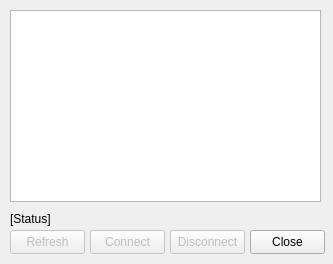
Old version of the form plugins/mcumgr/bluetooth_setup.ui in the repository thedjnK/AuTerm.
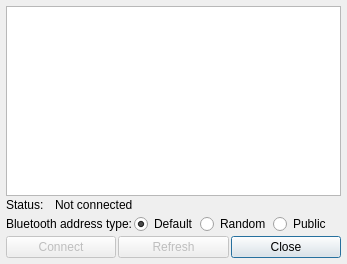
New version of the form.

Commit message: plugins: mcumgr: Bluetooth transport refactor, MTU slots added, UI updated with status display, Qt 5 workaround limited to Qt 6.1.x and older

```diff
--- a/plugins/mcumgr/bluetooth_setup.ui
+++ b/plugins/mcumgr/bluetooth_setup.ui
@@ -6,97 +6,151 @@
    <rect>
     <x>0</x>
     <y>0</y>
-    <width>333</width>
+    <width>347</width>
     <height>264</height>
    </rect>
   </property>
   <property name="windowTitle">
    <string>Bluetooth MCUmgr setup</string>
   </property>
-  <widget class="QListWidget" name="list_devices">
-   <property name="geometry">
-    <rect>
-     <x>10</x>
-     <y>10</y>
-     <width>311</width>
-     <height>192</height>
-    </rect>
+  <layout class="QGridLayout" name="gridLayout">
+   <property name="leftMargin">
+    <number>6</number>
    </property>
-  </widget>
-  <widget class="QPushButton" name="btn_refresh">
-   <property name="enabled">
-    <bool>false</bool>
+   <property name="topMargin">
+    <number>6</number>
    </property>
-   <property name="geometry">
-    <rect>
-     <x>10</x>
-     <y>230</y>
-     <width>75</width>
-     <height>24</height>
-    </rect>
+   <property name="rightMargin">
+    <number>6</number>
    </property>
-   <property name="text">
-    <string>Refresh</string>
+   <property name="bottomMargin">
+    <number>6</number>
    </property>
-  </widget>
-  <widget class="QPushButton" name="btn_connect">
-   <property name="enabled">
-    <bool>false</bool>
+   <property name="spacing">
+    <number>2</number>
    </property>
-   <property name="geometry">
-    <rect>
-     <x>90</x>
-     <y>230</y>
-     <width>75</width>
-     <height>24</height>
-    </rect>
-   </property>
-   <property name="text">
-    <string>Connect</string>
-   </property>
-  </widget>
-  <widget class="QPushButton" name="btn_disconnect">
-   <property name="enabled">
-    <bool>false</bool>
-   </property>
-   <property name="geometry">
-    <rect>
-     <x>170</x>
-     <y>230</y>
-     <width>75</width>
-     <height>24</height>
-    </rect>
-   </property>
-   <property name="text">
-    <string>Disconnect</string>
-   </property>
-  </widget>
-  <widget class="QPushButton" name="btn_close">
-   <property name="geometry">
-    <rect>
-     <x>250</x>
-     <y>230</y>
-     <width>75</width>
-     <height>24</height>
-    </rect>
-   </property>
-   <property name="text">
-    <string>Close</string>
-   </property>
-  </widget>
-  <widget class="QLabel" name="label">
-   <property name="geometry">
-    <rect>
-     <x>10</x>
-     <y>210</y>
-     <width>201</width>
-     <height>17</height>
-    </rect>
-   </property>
-   <property name="text">
-    <string>[Status]</string>
-   </property>
-  </widget>
+   <item row="3" column="0" colspan="3">
+    <layout class="QHBoxLayout" name="horizontalLayout">
+     <item>
+      <widget class="QLabel" name="label_2">
+       <property name="text">
+        <string>Bluetooth address type:</string>
+       </property>
+      </widget>
+     </item>
+     <item>
+      <widget class="QRadioButton" name="radio_address_type_default">
+       <property name="text">
+        <string>Default</string>
+       </property>
+       <property name="checked">
+        <bool>true</bool>
+       </property>
+      </widget>
+     </item>
+     <item>
+      <widget class="QRadioButton" name="radio_address_type_random">
+       <property name="text">
+        <string>Random</string>
+       </property>
+      </widget>
+     </item>
+     <item>
+      <widget class="QRadioButton" name="radio_address_type_public">
+       <property name="text">
+        <string>Public</string>
+       </property>
+      </widget>
+     </item>
+     <item>
+      <spacer name="horizontalSpacer">
+       <property name="orientation">
+        <enum>Qt::Orientation::Horizontal</enum>
+       </property>
+       <property name="sizeHint" stdset="0">
+        <size>
+         <width>40</width>
+         <height>20</height>
+        </size>
+       </property>
+      </spacer>
+     </item>
+    </layout>
+   </item>
+   <item row="0" column="0" colspan="3">
+    <widget class="QListWidget" name="list_devices"/>
+   </item>
+   <item row="4" column="2">
+    <widget class="QPushButton" name="btn_close">
+     <property name="text">
+      <string>Close</string>
+     </property>
+    </widget>
+   </item>
+   <item row="4" column="0">
+    <widget class="QPushButton" name="btn_connect">
+     <property name="enabled">
+      <bool>false</bool>
+     </property>
+     <property name="text">
+      <string>Connect</string>
+     </property>
+    </widget>
+   </item>
+   <item row="4" column="1">
+    <widget class="QPushButton" name="btn_refresh">
+     <property name="enabled">
+      <bool>false</bool>
+     </property>
+     <property name="text">
+      <string>Refresh</string>
+     </property>
+    </widget>
+   </item>
+   <item row="2" column="0" colspan="3">
+    <layout class="QHBoxLayout" name="horizontalLayout_2">
+     <property name="spacing">
+      <number>2</number>
+     </property>
+     <property name="topMargin">
+      <number>0</number>
+     </property>
+     <item>
+      <widget class="QLabel" name="label_3">
+       <property name="sizePolicy">
+        <sizepolicy hsizetype="Maximum" vsizetype="Preferred">
+         <horstretch>0</horstretch>
+         <verstretch>0</verstretch>
+        </sizepolicy>
+       </property>
+       <property name="text">
+        <string>Status:</string>
+       </property>
+      </widget>
+     </item>
+     <item>
+      <widget class="QLabel" name="label_status_image">
+       <property name="sizePolicy">
+        <sizepolicy hsizetype="Maximum" vsizetype="Preferred">
+         <horstretch>0</horstretch>
+         <verstretch>0</verstretch>
+        </sizepolicy>
+       </property>
+       <property name="text">
+        <string/>
+       </property>
+      </widget>
+     </item>
+     <item>
+      <widget class="QLabel" name="label_status">
+       <property name="text">
+        <string>Not connected</string>
+       </property>
+      </widget>
+     </item>
+    </layout>
+   </item>
+  </layout>
  </widget>
  <resources/>
  <connections/>
```
The commit also changes 5 other files.
